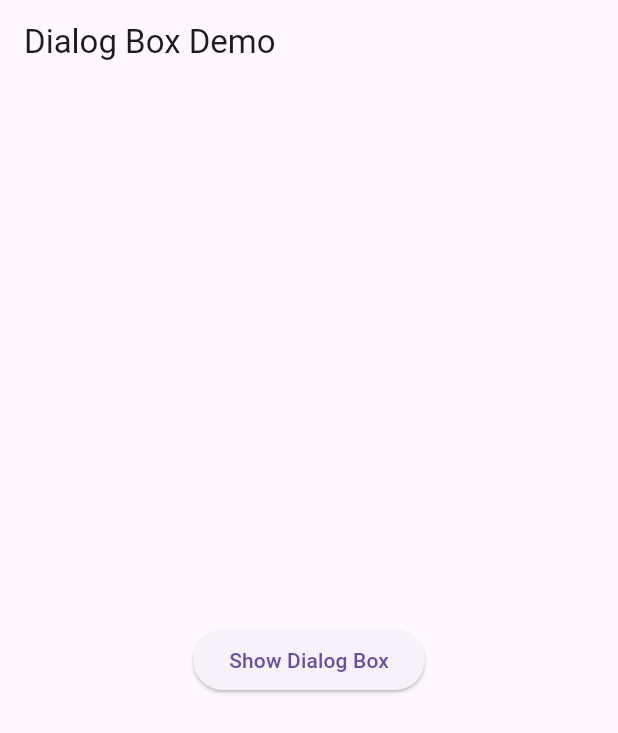
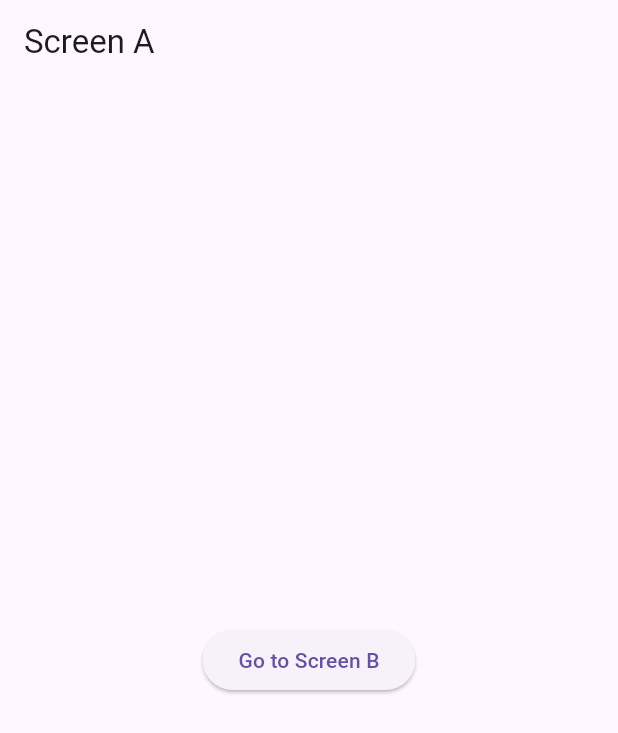
Before and after one commit to MuhammadAliKust/Flutter-B21, a Flutter app: the screen it shows after launch, on a phone screen of 412 x 824 dp. Shown: the top 733 px of the screen. Run offline on Flutter 3.47's test engine with Material 3 defaults, Android fonts, the phone set to English and light mode, and no system bars; our stand-ins replace smooth_page_indicator, string_validator.

Commit message:
Navigation Done

```diff
--- a/lib/main.dart
+++ b/lib/main.dart
@@ -4,10 +4,12 @@
 import 'package:flutter_b21/login.dart';
 import 'package:flutter_b21/multiple_selection.dart';
 import 'package:flutter_b21/page_view.dart';
+import 'package:flutter_b21/screen_a.dart';
 import 'package:flutter_b21/tab_bar.dart';
 
 import 'Student_profile.dart';
 import 'asset_image.dart';
+import 'bottom_sheet.dart';
 import 'dialog_box.dart';
 import 'dynamic_list_view.dart';
 import 'list_view_demo.dart';
@@ -23,7 +25,7 @@
   @override
   Widget build(BuildContext context) {
     return MaterialApp(
-      home: DialogBoxDemo(),
+      home: ScreenAView(),
       // home: Scaffold(
       //   backgroundColor: Colors.yellow,
       //   appBar: AppBar(
--- /dev/null
+++ b/lib/screen_a.dart
@@ -0,0 +1,27 @@
+import 'package:flutter/material.dart';
+import 'package:flutter_b21/screen_b.dart';
+
+class ScreenAView extends StatelessWidget {
+  const ScreenAView({super.key});
+
+  @override
+  Widget build(BuildContext context) {
+    return Scaffold(
+      appBar: AppBar(title: Text("Screen A")),
+      body: Center(
+        child: ElevatedButton(
+          onPressed: () {
+            Navigator.push(
+              context,
+              MaterialPageRoute(
+                builder: (context) =>
+                    ScreenBView(name: 'Ali', email: 'test@gmail.com'),
+              ),
+            );
+          },
+          child: Text("Go to Screen B"),
+        ),
+      ),
+    );
+  }
+}
```
Also changed, not shown: lib/bottom_sheet.dart (added, +41 -0 lines), lib/screen_b.dart (added, +34 -0 lines).
